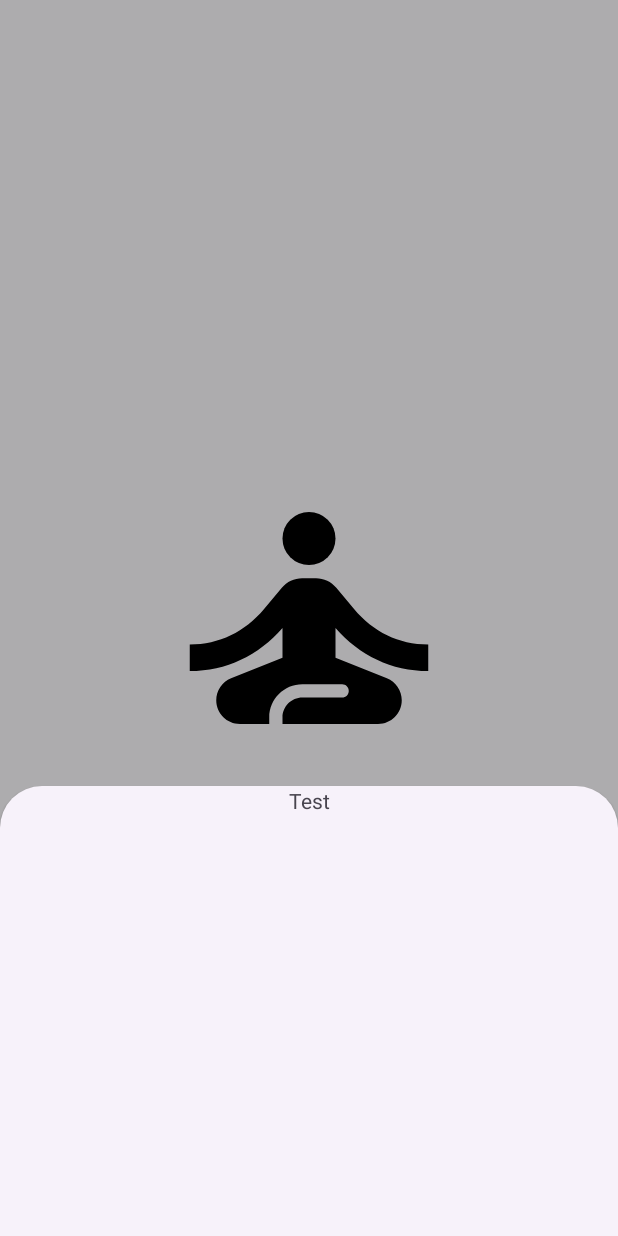
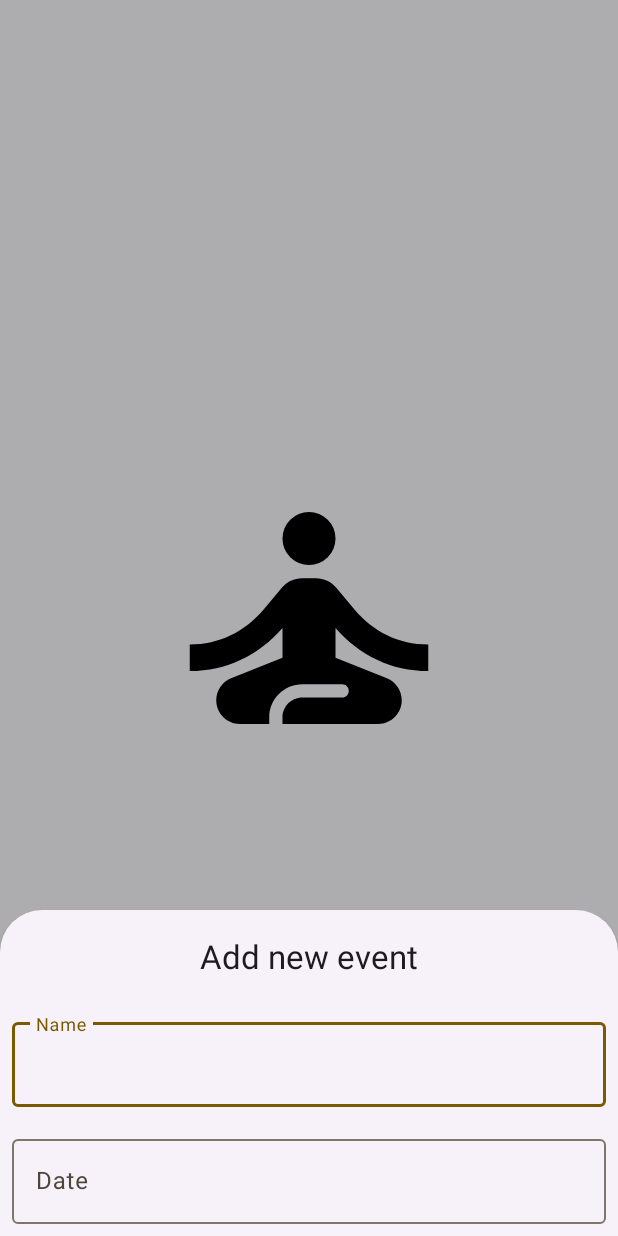
Before and after one commit to KarolinaWidz/You-re-Canceled-App, an Android app: the screen it shows after launch (MainActivity), after a tap on "Add new event", on a phone screen of 412 x 824 dp. Run offline under Robolectric (Android 15) with nearby library versions, the phone set to English and light mode, and no system bars; our stand-ins replace Dagger/Hilt's generated code; 1 statement that could not run was skipped.

Commit message:
Addition of navigation. Add first version of add new event dialog

```diff
--- a/app/src/main/AndroidManifest.xml
+++ b/app/src/main/AndroidManifest.xml
@@ -17,7 +17,8 @@
         tools:targetApi="31">
         <activity
             android:name=".ui.MainActivity"
-            android:exported="true">
+            android:exported="true"
+            android:windowSoftInputMode="adjustPan">
             <intent-filter>
                 <action android:name="android.intent.action.MAIN" />
 
--- a/app/src/main/java/edu/kwjw/you/ui/EventListFragment.kt
+++ b/app/src/main/java/edu/kwjw/you/ui/EventListFragment.kt
@@ -4,6 +4,7 @@ import android.os.Bundle
 import android.view.View
 import androidx.fragment.app.Fragment
 import androidx.fragment.app.viewModels
+import androidx.navigation.fragment.findNavController
 import androidx.recyclerview.widget.LinearLayoutManager
 import dagger.hilt.android.AndroidEntryPoint
 import edu.kwjw.you.R
@@ -26,8 +27,7 @@ class EventListFragment : Fragment(R.layout.fragment_event_list) {
         _binding = FragmentEventListBinding.bind(view)
         initList()
         binding.fab.setOnClickListener {
-            val bottomSheetFragment = AddEventDialogFragment()
-            bottomSheetFragment.show(parentFragmentManager, bottomSheetFragment.tag)
+            findNavController().navigate(EventListFragmentDirections.actionEventListFragmentToAddEventDialogFragment())
         }
         viewModel.getEventsForUser(1)
 
--- a/app/src/main/java/edu/kwjw/you/ui/MainActivity.kt
+++ b/app/src/main/java/edu/kwjw/you/ui/MainActivity.kt
@@ -2,13 +2,19 @@ package edu.kwjw.you.ui
 
 import android.os.Bundle
 import androidx.appcompat.app.AppCompatActivity
+import androidx.navigation.NavController
+import androidx.navigation.fragment.NavHostFragment
 import dagger.hilt.android.AndroidEntryPoint
 import edu.kwjw.you.R
 
 @AndroidEntryPoint
 class MainActivity : AppCompatActivity() {
+    private lateinit var navController: NavController
     override fun onCreate(savedInstanceState: Bundle?) {
         super.onCreate(savedInstanceState)
         setContentView(R.layout.activity_main)
+        val navHostFragment =
+            supportFragmentManager.findFragmentById(R.id.nav_host_fragment) as NavHostFragment
+        navController = navHostFragment.navController
     }
 }
--- a/app/src/main/res/layout/activity_main.xml
+++ b/app/src/main/res/layout/activity_main.xml
@@ -6,10 +6,12 @@
     android:layout_height="match_parent"
     tools:context=".ui.MainActivity">
 
-  <androidx.fragment.app.FragmentContainerView
-      android:layout_width="match_parent"
-      android:layout_height="match_parent"
-      android:name="edu.kwjw.you.ui.EventListFragment"
-      android:id="@+id/fragment_container_view"/>
+    <androidx.fragment.app.FragmentContainerView
+        android:id="@+id/nav_host_fragment"
+        android:name="androidx.navigation.fragment.NavHostFragment"
+        android:layout_width="match_parent"
+        android:layout_height="match_parent"
+        app:defaultNavHost="true"
+        app:navGraph="@navigation/nav_graph" />
 
 </androidx.constraintlayout.widget.ConstraintLayout>
--- a/app/src/main/res/layout/fragment_add_event_dialog.xml
+++ b/app/src/main/res/layout/fragment_add_event_dialog.xml
@@ -2,17 +2,53 @@
 <androidx.constraintlayout.widget.ConstraintLayout xmlns:android="http://schemas.android.com/apk/res/android"
     xmlns:app="http://schemas.android.com/apk/res-auto"
     android:layout_width="match_parent"
-    android:layout_height="500dp">
+    android:layout_height="wrap_content"
+    android:layout_margin="@dimen/layout_margin">
 
     <TextView
+        android:id="@+id/add_event_text_view"
+        style="@style/TextAppearance.Material3.TitleLarge"
         android:layout_width="wrap_content"
-        android:layout_height="300dp"
-        android:text="Test"
-        app:layout_constraintBottom_toBottomOf="parent"
+        android:layout_height="wrap_content"
+        android:paddingVertical="@dimen/padding_16dp"
+        android:text="@string/add_new_event"
         app:layout_constraintEnd_toEndOf="parent"
-        app:layout_constraintHorizontal_bias="0.5"
         app:layout_constraintStart_toStartOf="parent"
-        app:layout_constraintTop_toTopOf="parent"
-        app:layout_constraintVertical_bias="0.5" />
+        app:layout_constraintTop_toTopOf="parent" />
+
+    <com.google.android.material.textfield.TextInputLayout
+        android:id="@+id/event_name_text_input"
+        android:layout_width="match_parent"
+        android:layout_height="wrap_content"
+        android:padding="@dimen/padding_8dp"
+        app:layout_constraintEnd_toEndOf="parent"
+        app:layout_constraintStart_toStartOf="parent"
+        app:layout_constraintTop_toBottomOf="@+id/add_event_text_view">
+
+        <com.google.android.material.textfield.TextInputEditText
+            style="@style/ThemeOverlay.Material3.TextInputEditText.OutlinedBox"
+            android:layout_width="match_parent"
+            android:layout_height="match_parent"
+            android:hint="@string/name"
+            android:maxLines="1" />
+    </com.google.android.material.textfield.TextInputLayout>
+
+    <com.google.android.material.textfield.TextInputLayout
+        android:id="@+id/event_date_text_input"
+        android:layout_width="match_parent"
+        android:layout_height="wrap_content"
+        android:padding="@dimen/padding_8dp"
+        app:layout_constraintEnd_toEndOf="parent"
+        app:layout_constraintStart_toStartOf="parent"
+        app:layout_constraintTop_toBottomOf="@+id/event_name_text_input">
+
+        <com.google.android.material.textfield.TextInputEditText
+            style="@style/ThemeOverlay.Material3.TextInputEditText.OutlinedBox"
+            android:layout_width="match_parent"
+            android:layout_height="match_parent"
+            android:hint="@string/date"
+            android:inputType="datetime"
+            android:maxLines="1" />
+    </com.google.android.material.textfield.TextInputLayout>
 
 </androidx.constraintlayout.widget.ConstraintLayout>
--- a/app/src/main/res/layout/fragment_event_list.xml
+++ b/app/src/main/res/layout/fragment_event_list.xml
@@ -7,6 +7,7 @@
 
     <androidx.recyclerview.widget.RecyclerView
         android:id="@+id/recycler_view"
+        android:padding="@dimen/layout_margin"
         android:layout_width="match_parent"
         android:layout_height="match_parent"
         tools:listitem="@layout/event_item" />
--- /dev/null
+++ b/app/src/main/res/navigation/nav_graph.xml
@@ -0,0 +1,19 @@
+<?xml version="1.0" encoding="utf-8"?>
+<navigation xmlns:android="http://schemas.android.com/apk/res/android"
+    xmlns:app="http://schemas.android.com/apk/res-auto"
+    android:id="@+id/nav_graph"
+    app:startDestination="@id/eventListFragment">
+
+    <fragment
+        android:id="@+id/eventListFragment"
+        android:name="edu.kwjw.you.ui.EventListFragment"
+        android:label="EventListFragment" >
+        <action
+            android:id="@+id/action_eventListFragment_to_addEventDialogFragment"
+            app:destination="@id/addEventDialogFragment" />
+    </fragment>
+    <dialog
+        android:id="@+id/addEventDialogFragment"
+        android:name="edu.kwjw.you.ui.AddEventDialogFragment"
+        android:label="AddEventDialogFragment" />
+</navigation>
--- /dev/null
+++ b/app/src/main/res/values/dimens.xml
@@ -0,0 +1,6 @@
+<?xml version="1.0" encoding="utf-8"?>
+<resources>
+    <dimen name="layout_margin">8dp</dimen>
+    <dimen name="padding_8dp">8dp</dimen>
+    <dimen name="padding_16dp">16dp</dimen>
+</resources>
--- a/app/src/main/res/values/strings.xml
+++ b/app/src/main/res/values/strings.xml
@@ -8,4 +8,6 @@
     <string name="friends">Friends</string>
     <string name="settings">Settings</string>
     <string name="status">Status</string>
+    <string name="name">Name</string>
+    <string name="date">Date</string>
 </resources>
```
